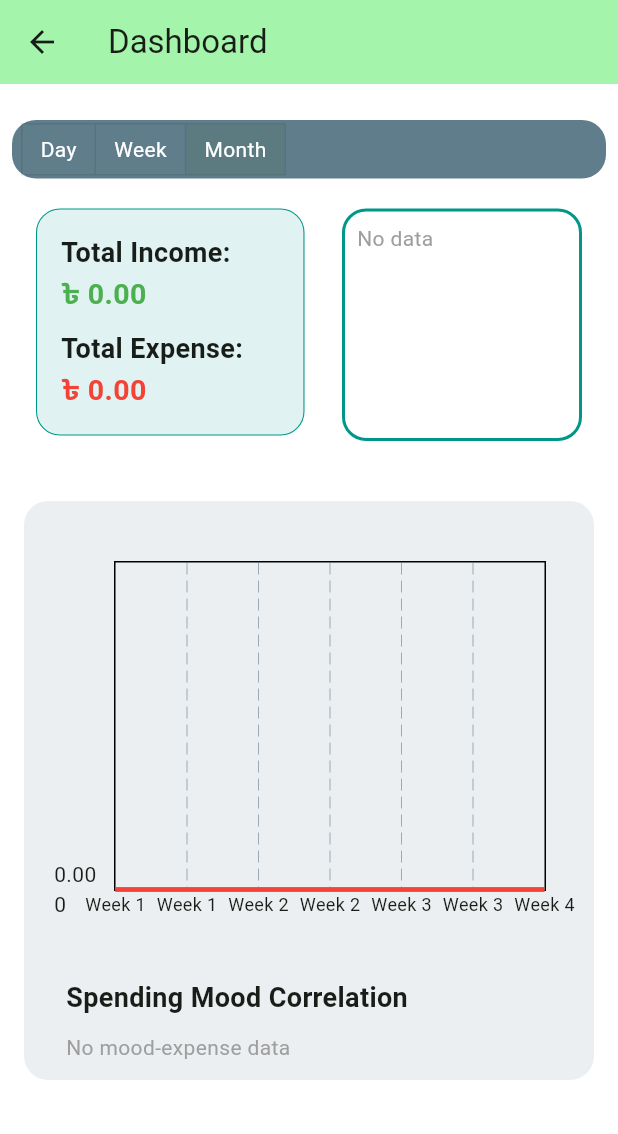
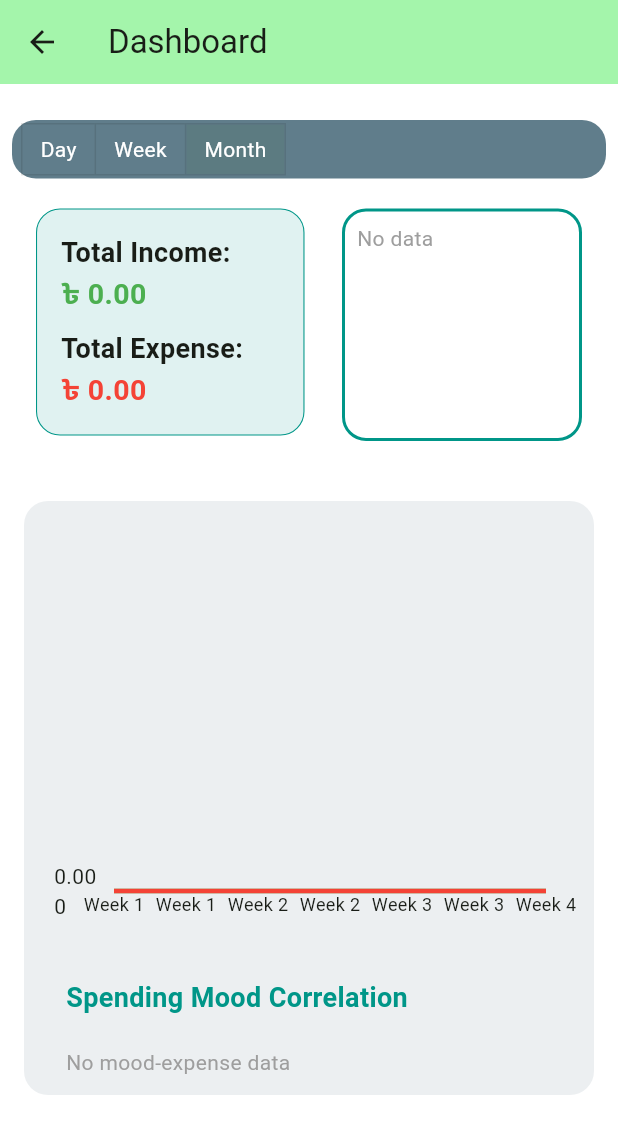
Before and after one commit to Saqlain-mushtaq-alamin/Finura, a Flutter app: the DashboardPage screen opened directly with empty values, after a tap on "Week", after a tap on "Month", on a phone screen of 412 x 824 dp. Shown: the top 1134 px of the screen. Run offline on Flutter 3.47's test engine with Material 3 defaults, Android fonts, the phone set to English and light mode, and no system bars; drawn by our look-alikes of fl_chart; our stand-ins replace connectivity_plus, image_picker, package_info_plus, sqflite, table_calendar; accounts and stored records are empty.

```diff
--- a/finura_frontend/lib/views/DashboardPage/dashboard.dart
+++ b/finura_frontend/lib/views/DashboardPage/dashboard.dart
@@ -41,7 +41,7 @@ class _DashboardPageState extends State<DashboardPage> {
     } else if (selectedRange == 'week') {
       startDate = now.subtract(const Duration(days: 6));
     } else {
-      startDate = now.subtract(const Duration(days: 29));
+      startDate = DateTime(now.year, now.month, 1); // Start of current month
     }
 
     final startStr = DateFormat('yyyy-MM-dd').format(startDate);
@@ -288,11 +288,13 @@ class _DashboardPageState extends State<DashboardPage> {
             color: Colors.green,
             value: totalIncome,
             title: '${(totalIncome / total * 100).toStringAsFixed(1)}%',
+            borderSide: const BorderSide(color: Colors.white, width: 2.0),
           ),
           PieChartSectionData(
             color: Colors.red,
             value: totalExpense,
             title: '${(totalExpense / total * 100).toStringAsFixed(1)}%',
+            borderSide: const BorderSide(color: Colors.white, width: 2.0),
           ),
         ],
       ),
@@ -329,7 +331,8 @@ class _DashboardPageState extends State<DashboardPage> {
           topTitles: AxisTitles(sideTitles: SideTitles(showTitles: false)),
           rightTitles: AxisTitles(sideTitles: SideTitles(showTitles: false)),
         ),
-        gridData: FlGridData(show: true),
+        gridData: FlGridData(show: false),
+        borderData: FlBorderData(show: false),
         lineBarsData: [
           LineChartBarData(
             spots: incomeSpots,
@@ -383,7 +386,8 @@ class _DashboardPageState extends State<DashboardPage> {
           topTitles: AxisTitles(sideTitles: SideTitles(showTitles: false)),
           rightTitles: AxisTitles(sideTitles: SideTitles(showTitles: false)),
         ),
-        gridData: FlGridData(show: true),
+        gridData: FlGridData(show: false),
+        borderData: FlBorderData(show: false),
         lineBarsData: [
           LineChartBarData(
             spots: incomeSpots,
@@ -440,7 +444,8 @@ class _DashboardPageState extends State<DashboardPage> {
           topTitles: AxisTitles(sideTitles: SideTitles(showTitles: false)),
           rightTitles: AxisTitles(sideTitles: SideTitles(showTitles: false)),
         ),
-        gridData: FlGridData(show: true),
+        gridData: FlGridData(show: false),
+        borderData: FlBorderData(show: false),
         lineBarsData: [
           LineChartBarData(
             spots: incomeSpots,
@@ -498,8 +503,8 @@ class _DashboardPageState extends State<DashboardPage> {
           maxX: 5,
           minY: 0,
           maxY: maxY + 20,
-          gridData: FlGridData(show: true),
-          borderData: FlBorderData(show: true),
+          gridData: FlGridData(show: false),
+          borderData: FlBorderData(show: false),
           titlesData: FlTitlesData(
             bottomTitles: AxisTitles(
               sideTitles: SideTitles(
@@ -734,9 +739,10 @@ class _DashboardPageState extends State<DashboardPage> {
                                     style: TextStyle(
                                       fontSize: 18,
                                       fontWeight: FontWeight.bold,
+                                      color: Colors.teal,
                                     ),
                                   ),
-                                  const SizedBox(height: 10),
+                                  const SizedBox(height: 20),
                                   _buildMoodScatterChart(),
                                 ],
                               ),
--- a/finura_frontend/lib/views/savingMonitor/savingMonitingPage.dart
+++ b/finura_frontend/lib/views/savingMonitor/savingMonitingPage.dart
@@ -246,8 +246,8 @@ class _SavingMonitorPageState extends State<SavingMonitorPage> {
                 decoration: BoxDecoration(
                   color: Color.fromARGB(255, 183, 238, 221),
                   borderRadius: BorderRadius.only(
-                    topLeft: Radius.circular(20),
-                    topRight: Radius.circular(20),
+                    topLeft: Radius.circular(50),
+                    topRight: Radius.circular(0),
                   ),
                 ),
 
```
Also changed, not shown: finura_frontend/lib/views/loninPage/registerPage.dart (+7 -4 lines).
